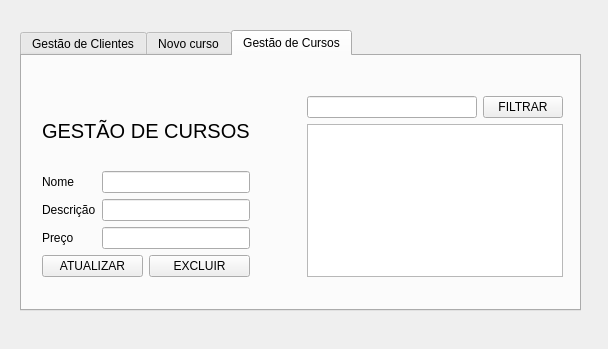
Above: views/clientcontrol.ui from caffeine-free/cursos-ja before the change. Below: the same form after it.
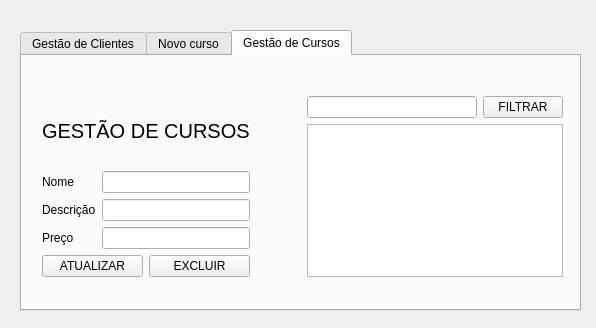
That is the form after the change.

Diff of the .ui file:
```diff
--- a/views/clientcontrol.ui
+++ b/views/clientcontrol.ui
@@ -6,8 +6,8 @@
    <rect>
     <x>0</x>
     <y>0</y>
-    <width>608</width>
-    <height>349</height>
+    <width>596</width>
+    <height>328</height>
    </rect>
   </property>
   <property name="windowTitle">
```
Left out of the diff: 4 changed lines with no effect on the pictures.
